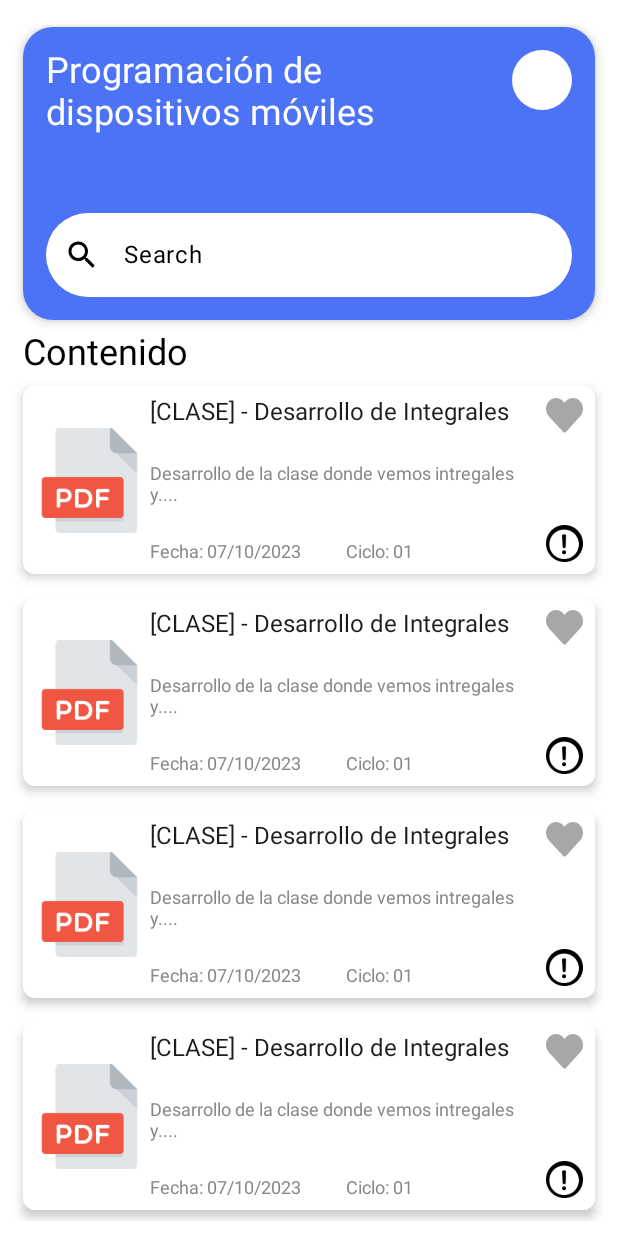
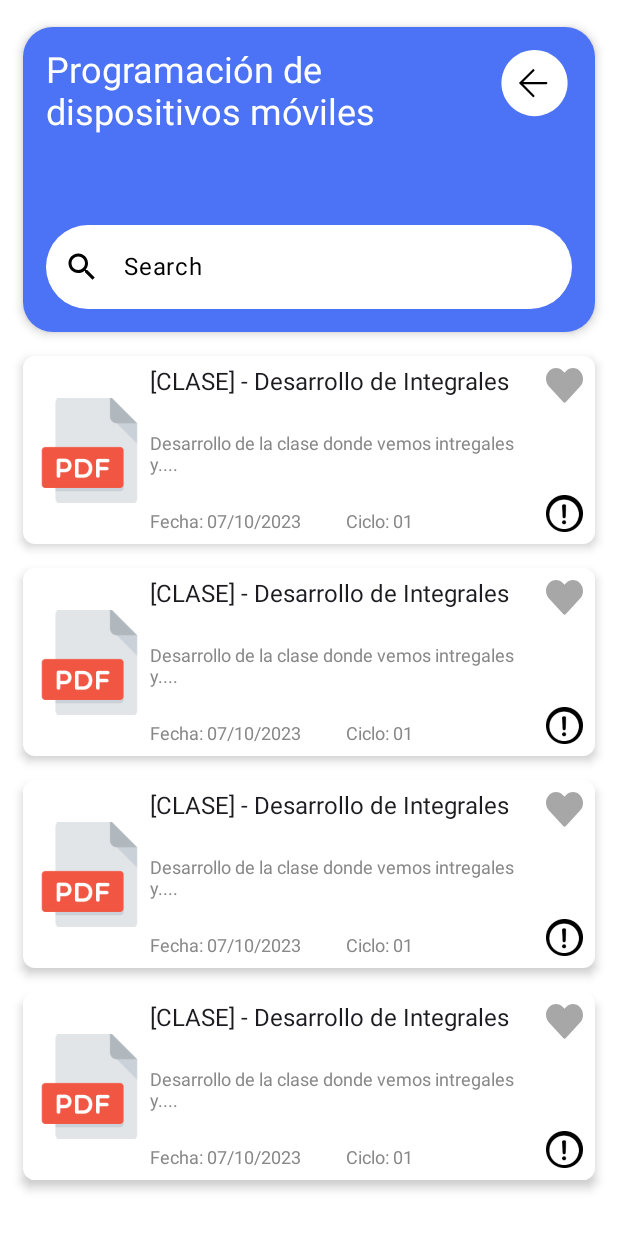
Before and after one commit to PDM-24/proyecto-amgems-systems-solutions, an Android app built with Jetpack Compose: the @Preview function MaterialScreenPreview, on a phone screen of 412 x 824 dp. Run offline under Robolectric (Android 15) with nearby library versions, the phone set to English and light mode, and no system bars.

Commit message:
Add: Contributions Screen :lipstick:

```diff
--- a/app/build.gradle.kts
+++ b/app/build.gradle.kts
@@ -59,7 +59,7 @@ dependencies {
     implementation(libs.androidx.ui.graphics)
     implementation(libs.androidx.ui.tooling.preview)
     implementation(libs.androidx.material3.android)
-    implementation(libs.play.services.maps)
+//    implementation(libs.play.services.maps)
     testImplementation(libs.junit)
     androidTestImplementation(libs.androidx.junit)
     androidTestImplementation(libs.androidx.espresso.core)
--- a/app/src/main/java/com/alvarado/backpack/ui/components/SearchComponent.kt
+++ b/app/src/main/java/com/alvarado/backpack/ui/components/SearchComponent.kt
@@ -1,8 +1,7 @@
 package com.alvarado.backpack.ui.components
 
-import androidx.compose.foundation.background
-import androidx.compose.foundation.clickable
-import androidx.compose.foundation.layout.Arrangement
+import androidx.compose.foundation.Image
+import androidx.compose.foundation.layout.Box
 import androidx.compose.foundation.layout.Column
 import androidx.compose.foundation.layout.Row
 import androidx.compose.foundation.layout.Spacer
@@ -10,19 +9,15 @@ import androidx.compose.foundation.layout.fillMaxSize
 import androidx.compose.foundation.layout.fillMaxWidth
 import androidx.compose.foundation.layout.height
 import androidx.compose.foundation.layout.padding
+import androidx.compose.foundation.layout.size
 import androidx.compose.foundation.layout.width
 import androidx.compose.foundation.shape.CircleShape
 import androidx.compose.foundation.shape.RoundedCornerShape
 import androidx.compose.material.icons.Icons
-import androidx.compose.material.icons.filled.ArrowBack
-import androidx.compose.material.icons.filled.CheckCircle
-import androidx.compose.material.icons.filled.Close
 import androidx.compose.material.icons.filled.Search
 import androidx.compose.material3.Button
 import androidx.compose.material3.ButtonDefaults
 import androidx.compose.material3.Icon
-import androidx.compose.material3.OutlinedTextField
-import androidx.compose.material3.OutlinedTextFieldDefaults
 import androidx.compose.material3.Surface
 import androidx.compose.material3.Text
 import androidx.compose.material3.TextField
@@ -31,14 +26,15 @@ import androidx.compose.runtime.Composable
 import androidx.compose.runtime.mutableStateOf
 import androidx.compose.runtime.remember
 import androidx.compose.ui.Modifier
-import androidx.compose.ui.focus.focusModifier
 import androidx.compose.ui.graphics.Color
+import androidx.compose.ui.res.painterResource
 import androidx.compose.ui.tooling.preview.Preview
 import androidx.compose.ui.unit.dp
 import androidx.compose.ui.unit.sp
+import com.alvarado.backpack.R
 
 @Composable
-fun SearchComponent(modifier: Modifier = Modifier) {
+fun SearchComponent(modifier: Modifier = Modifier, title: String) {
     val search = remember {
         mutableStateOf("")
     }
@@ -60,25 +56,21 @@ fun SearchComponent(modifier: Modifier = Modifier) {
                     .weight(4f)
             ){
                 Text(
-                    text = "Programación de dispositivos móviles",
+                    text = title,
                     fontSize = 24.sp,
                     color = Color.White,
                     modifier = Modifier
                         .weight(4f)
                 )
                 Spacer(modifier = Modifier.weight(0.5f))
-                Button(
-                    onClick = {  },
-                    modifier = Modifier
-                        .height(40.dp)
-                        .width(40.dp),
-                    shape = CircleShape,
-                    colors = ButtonDefaults.buttonColors(
-                        contentColor = Color.White,
-                        containerColor = Color.White
+                Box{
+                    Image(
+                        painter = painterResource(id = R.drawable.ic_back_arrow),
+                        contentDescription = "Fondo Azul",
+                        modifier = Modifier
+                            .height(50.dp)
+                            .width(50.dp)
                     )
-                ) {
-                    Icon(imageVector = Icons.Filled.ArrowBack, contentDescription = null)
                 }
             }
             Spacer(modifier = Modifier.weight(1f))
@@ -147,5 +139,5 @@ fun SearchComponent(modifier: Modifier = Modifier) {
 @Preview
 @Composable
 private fun SearchComponentPreview() {
-    SearchComponent()
+    SearchComponent(title="Programación de dispositivos móviles")
 }
--- a/app/src/main/java/com/alvarado/backpack/ui/screens/LoginScreen.kt
+++ b/app/src/main/java/com/alvarado/backpack/ui/screens/LoginScreen.kt
@@ -23,16 +23,13 @@ import androidx.compose.material3.Text
 import androidx.compose.runtime.Composable
 import androidx.compose.ui.Alignment
 import androidx.compose.ui.Modifier
-import androidx.compose.ui.draw.shadow
 import androidx.compose.ui.graphics.Color
-import androidx.compose.ui.layout.ContentScale
 import androidx.compose.ui.res.painterResource
 import androidx.compose.ui.unit.dp
 import androidx.navigation.NavController
 import com.alvarado.backpack.R
 import com.alvarado.backpack.navigate.AppScreens
 import com.alvarado.backpack.ui.components.LoginForm
-import com.google.android.gms.maps.model.Circle
 
 
 @Composable
@@ -91,6 +88,5 @@ fun LoginScreen(navController: NavController) {
         ) {
             Image(painter = painterResource(id = R.drawable.img_bubble_blue_bottom), contentDescription = "Bubble blue")
         }
-
     }
 }
--- a/app/src/main/java/com/alvarado/backpack/ui/screens/MaterialScreen.kt
+++ b/app/src/main/java/com/alvarado/backpack/ui/screens/MaterialScreen.kt
@@ -23,11 +23,8 @@ fun MaterialScreen() {
     ) {
         SearchComponent (
             modifier = Modifier
-                .weight(3f)
-        )
-        Text(
-            text = "Contenido",
-            fontSize = 24.sp
+                .weight(3f),
+            title="Programación de dispositivos móviles"
         )
         LazyColumn (
             modifier = Modifier
--- a/gradle/libs.versions.toml
+++ b/gradle/libs.versions.toml
@@ -13,8 +13,6 @@ material3Android = "1.2.1"
 navigationRuntimeKtx = "2.7.7"
 navigationCompose = "2.7.7"
 playServicesMaps = "18.2.0"
-
-material3Android = "1.2.1"
 
 [libraries]
 androidx-core-ktx = { group = "androidx.core", name = "core-ktx", version.ref = "coreKtx" }
@@ -37,8 +35,6 @@ androidx-navigation-runtime-ktx = { group = "androidx.navigation", name = "navig
 androidx-navigation-compose = { group = "androidx.navigation", name = "navigation-compose", version.ref = "navigationCompose" }
 play-services-maps = { group = "com.google.android.gms", name = "play-services-maps", version.ref = "playServicesMaps" }
 
-androidx-material3-android = { group = "androidx.compose.material3", name = "material3-android", version.ref = "material3Android" }
-
 
 [plugins]
 android-application = { id = "com.android.application", version.ref = "agp" }
```
Also changed, not shown: app/src/main/java/com/alvarado/backpack/ui/components/contribution/ContrInfo.kt (+7 -6 lines), app/src/main/java/com/alvarado/backpack/ui/screens/ContributionScreen.kt (+23 -10 lines).
